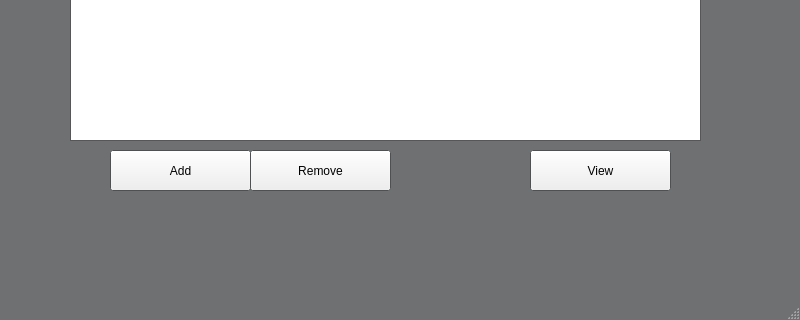
Above: ui/mainwindow.ui from zacharyeinspanier/password_manager before the change; both pictures show x 0 to 800 and y 280 to 600 of the 800 by 600 pixel window. Below: the same form after it.
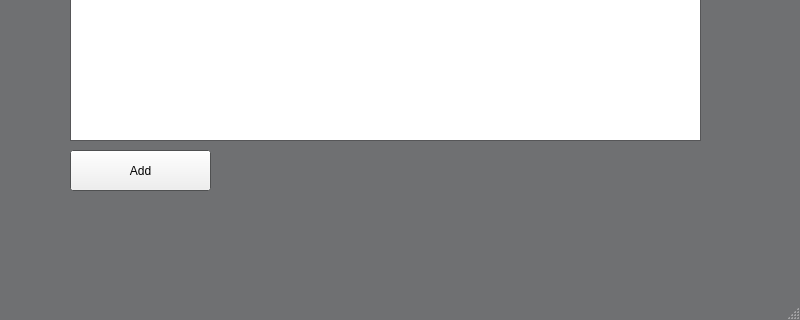
That is the form after the change.

Patch:
```diff
--- a/ui/mainwindow.ui
+++ b/ui/mainwindow.ui
@@ -270,7 +270,7 @@
    <widget class="QPushButton" name="password_add_btn">
     <property name="geometry">
      <rect>
-      <x>110</x>
+      <x>70</x>
       <y>430</y>
       <width>141</width>
       <height>41</height>
@@ -280,32 +280,6 @@
      <string>Add</string>
     </property>
    </widget>
-   <widget class="QPushButton" name="password_remove_btn">
-    <property name="geometry">
-     <rect>
-      <x>250</x>
-      <y>430</y>
-      <width>141</width>
-      <height>41</height>
-     </rect>
-    </property>
-    <property name="text">
-     <string>Remove</string>
-    </property>
-   </widget>
-   <widget class="QPushButton" name="password_view_btn">
-    <property name="geometry">
-     <rect>
-      <x>530</x>
-      <y>430</y>
-      <width>141</width>
-      <height>41</height>
-     </rect>
-    </property>
-    <property name="text">
-     <string>View</string>
-    </property>
-   </widget>
    <widget class="QPushButton" name="logout_btn">
     <property name="geometry">
      <rect>
@@ -319,6 +293,31 @@
      <string>Logout</string>
     </property>
    </widget>
+   <widget class="QPushButton" name="cancel_search_btn">
+    <property name="geometry">
+     <rect>
+      <x>460</x>
+      <y>40</y>
+      <width>141</width>
+      <height>41</height>
+     </rect>
+    </property>
+    <property name="text">
+     <string>Cancel</string>
+    </property>
+   </widget>
+   <zorder>cancel_search_btn</zorder>
+   <zorder>login_btn</zorder>
+   <zorder>create_acc_btn</zorder>
+   <zorder>username_input</zorder>
+   <zorder>password_input</zorder>
+   <zorder>username_label</zorder>
+   <zorder>password_label</zorder>
+   <zorder>search_input</zorder>
+   <zorder>search_btn</zorder>
+   <zorder>password_table</zorder>
+   <zorder>password_add_btn</zorder>
+   <zorder>logout_btn</zorder>
   </widget>
   <widget class="QMenuBar" name="menubar">
    <property name="geometry">
```
